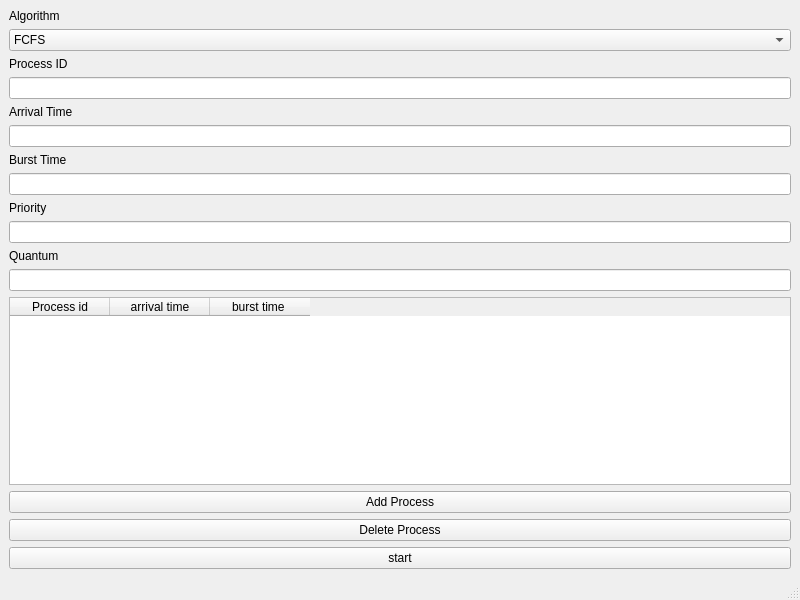
Old version of the form qt_gui/mainwindow.ui in the repository Sarah-Tarek/CPU-Scheduling-Algorithms.
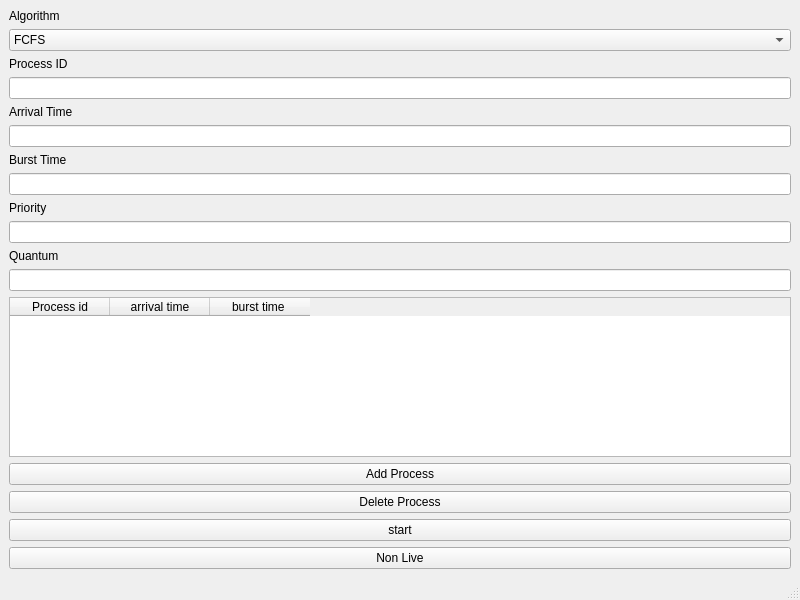
New version of the form.

Commit message: Add non-live option

What changed in the file:
```diff
--- a/qt_gui/mainwindow.ui
+++ b/qt_gui/mainwindow.ui
@@ -149,6 +149,13 @@
       </property>
      </widget>
     </item>
+    <item>
+     <widget class="QPushButton" name="nonLiveButton">
+      <property name="text">
+       <string>Non Live</string>
+      </property>
+     </widget>
+    </item>
    </layout>
   </widget>
   <widget class="QMenuBar" name="menubar">
```
The commit also changes 8 other files.
